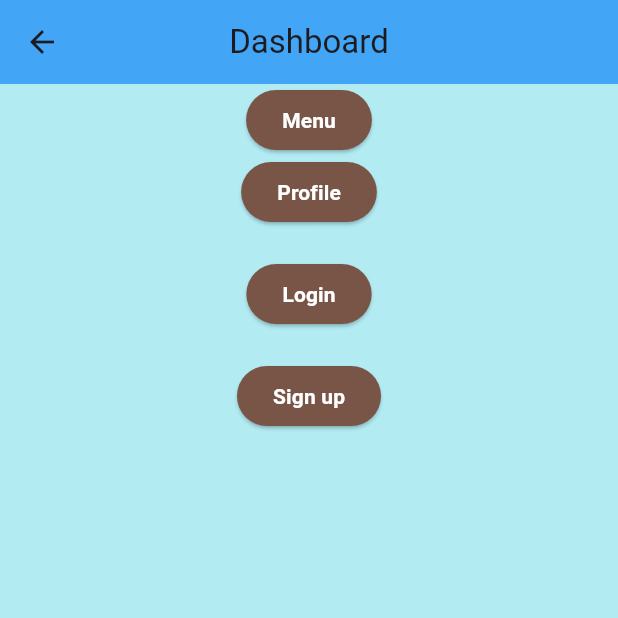
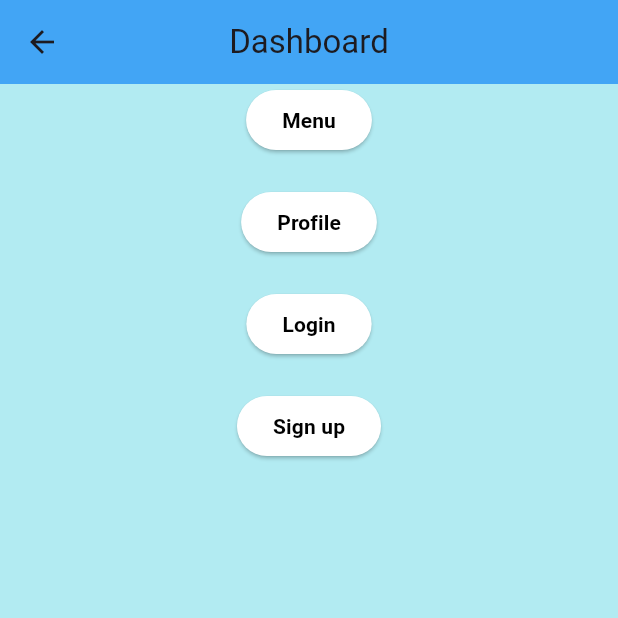
Before and after one commit to Louissejaneg/OrderJoy, a Flutter app: the Dashboard screen opened directly, on a phone screen of 412 x 824 dp, the top half of it. Run offline on Flutter 3.47's test engine with Material 3 defaults, Android fonts, the phone set to English and light mode, and no system bars; our stand-ins replace flutter_spinkit.

Commit message:
Activity.4

```diff
--- a/lib/main.dart
+++ b/lib/main.dart
@@ -6,7 +6,7 @@ import 'package:untitled2/pages/menu.dart';
 import 'package:untitled2/pages/signup.dart';
 
 void main() => runApp(MaterialApp(
-  initialRoute: '/menu',
+  initialRoute: '/login',
   routes: {
     '/' : (context) => Dashboard(),
     '/menu' : (context) => Menu(),
--- a/lib/pages/dashboard.dart
+++ b/lib/pages/dashboard.dart
@@ -28,15 +28,16 @@ class _DashboardState extends State<Dashboard> {
               child: Text(
                   'Menu',
                 style: TextStyle(
-                  color: Colors.white,
+                  color: Colors.black,
                   fontWeight: FontWeight.bold,
                 ),
               ),
               style: ElevatedButton.styleFrom(
                 foregroundColor: Colors.white,
-                backgroundColor: Colors.brown,
+                backgroundColor: Colors.white
               ),
             ),
+            SizedBox(height:  20.0,),
             ElevatedButton(
               onPressed: (){
               Navigator.pushNamed(context, '/profile');
@@ -44,13 +45,13 @@ class _DashboardState extends State<Dashboard> {
               child: Text(
                 'Profile',
               style: TextStyle(
-              color: Colors.white,
+              color: Colors.black,
               fontWeight: FontWeight.bold,
             ),
             ),
               style: ElevatedButton.styleFrom(
                 foregroundColor: Colors.white,
-                backgroundColor: Colors.brown,
+                backgroundColor: Colors.white
               ),
             ),
             SizedBox(height: 20.0,),
@@ -62,13 +63,13 @@ class _DashboardState extends State<Dashboard> {
                     child: Text(
                       'Login',
                       style: TextStyle(
-                        color: Colors.white,
+                        color: Colors.black,
                         fontWeight: FontWeight.bold,
                       ),
                     ),
                 style: ElevatedButton.styleFrom(
                   foregroundColor: Colors.white,
-                  backgroundColor: Colors.brown,
+                  backgroundColor: Colors.white,
                 ),
               ),
             ),
@@ -81,13 +82,13 @@ class _DashboardState extends State<Dashboard> {
                   child: Text(
                     'Sign up',
                     style: TextStyle(
-                      color: Colors.white,
+                      color: Colors.black,
                       fontWeight : FontWeight.bold,
                     ),
                   ),
                 style: ElevatedButton.styleFrom(
                   foregroundColor: Colors.white,
-                  backgroundColor: Colors.brown,
+                  backgroundColor: Colors.white,
                 ),
               ),
             ),
--- a/lib/pages/login.dart
+++ b/lib/pages/login.dart
@@ -15,6 +15,7 @@ class _LoginState extends State<Login> {
   @override
   Widget build(BuildContext context) {
     return Scaffold(
+      resizeToAvoidBottomInset: false,
       backgroundColor: Colors.cyan[100],
       body: SafeArea(
         child: Padding(
@@ -90,6 +91,7 @@ class _LoginState extends State<Login> {
                       formKey.currentState!.save();
                       print(username);
                       print(password);
+                      Navigator.pushReplacementNamed(context, '/');
                     }
                   },
                   child: Text('Log In'),
--- a/lib/pages/signup.dart
+++ b/lib/pages/signup.dart
@@ -116,7 +116,7 @@ class _SignupState extends State<Signup> {
                         print(password);
                       }
                     },
-                    child: Text('Signup'),
+                    child: Text('Create Account'),
                   style: ElevatedButton.styleFrom(
                   backgroundColor: Colors.blue,
                   foregroundColor: Colors.black
--- a/pubspec.yaml
+++ b/pubspec.yaml
@@ -36,6 +36,7 @@ dependencies:
   # Use with the CupertinoIcons class for iOS style icons.
   cupertino_icons: ^1.0.6
   http: ^1.2.1
+  flutter_spinkit: ^5.2.1
 
 dev_dependencies:
   flutter_test:
```
Also changed, not shown: lib/pages/menu.dart (+47 -1 lines), pubspec.lock.
